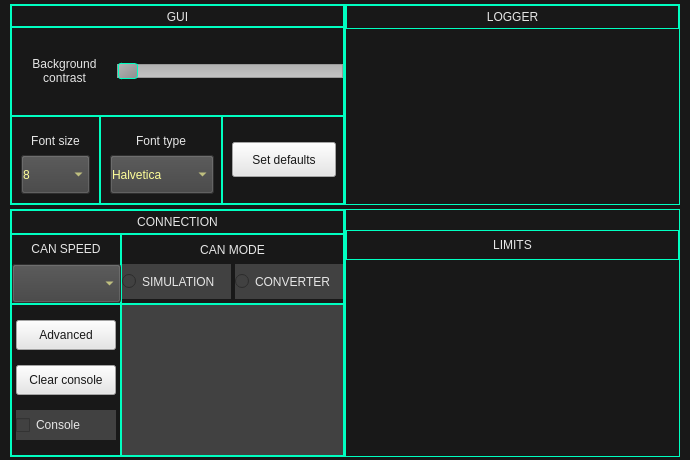
This is ui/settings.ui in rozkalibrowany/vocc as Qt 5 draws it before an edit. The edited form follows.
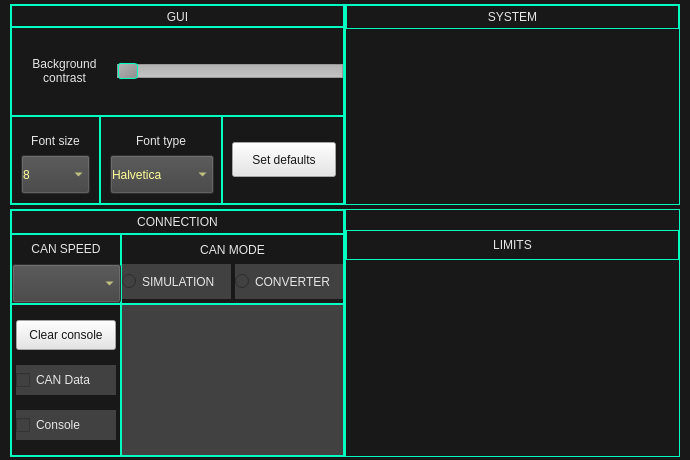
This is the edited form.

Commit message: Added option CAN data to console

```diff
--- a/ui/settings.ui
+++ b/ui/settings.ui
@@ -474,38 +474,6 @@
                     <item>
                      <layout class="QHBoxLayout" name="horizontalLayout_6">
                       <item>
-                       <widget class="QPushButton" name="advancedBtn">
-                        <property name="minimumSize">
-                         <size>
-                          <width>0</width>
-                          <height>30</height>
-                         </size>
-                        </property>
-                        <property name="maximumSize">
-                         <size>
-                          <width>100</width>
-                          <height>16777215</height>
-                         </size>
-                        </property>
-                        <property name="styleSheet">
-                         <string notr="true">padding: 2px;
-font: 75 bold 10pt &quot;Halvetica&quot; ;
-color: rgb(24, 24, 24);
-background-color: #e6e6e6;</string>
-                        </property>
-                        <property name="text">
-                         <string>Advanced</string>
-                        </property>
-                       </widget>
-                      </item>
-                     </layout>
-                    </item>
-                    <item>
-                     <layout class="QHBoxLayout" name="horizontalLayout_5">
-                      <property name="spacing">
-                       <number>0</number>
-                      </property>
-                      <item>
                        <widget class="QPushButton" name="clearConsoleBtn">
                         <property name="minimumSize">
                          <size>
@@ -531,6 +499,38 @@
                       </item>
                      </layout>
                     </item>
+                    <item>
+                     <layout class="QHBoxLayout" name="horizontalLayout_5">
+                      <property name="spacing">
+                       <number>0</number>
+                      </property>
+                      <item>
+                       <widget class="QCheckBox" name="canDataCheck">
+                        <property name="minimumSize">
+                         <size>
+                          <width>0</width>
+                          <height>30</height>
+                         </size>
+                        </property>
+                        <property name="maximumSize">
+                         <size>
+                          <width>100</width>
+                          <height>30</height>
+                         </size>
+                        </property>
+                        <property name="styleSheet">
+                         <string notr="true">border: none;
+font: 75 bold 9pt &quot;Halvetica&quot; ;
+color: #e6e6e6;
+background-color: rgb(65,65,65);</string>
+                        </property>
+                        <property name="text">
+                         <string>CAN Data</string>
+                        </property>
+                       </widget>
+                      </item>
+                     </layout>
+                    </item>
                     <item>
                      <layout class="QHBoxLayout" name="horizontalLayout_3">
                       <property name="spacing">
@@ -1254,7 +1254,7 @@
 color: #e6e6e6;</string>
                 </property>
                 <property name="text">
-                 <string>LOGGER</string>
+                 <string>SYSTEM</string>
                 </property>
                 <property name="alignment">
                  <set>Qt::AlignCenter</set>
```
Left out of the diff: 15 changed lines with no effect on the pictures. The commit also changes 6 other files.
